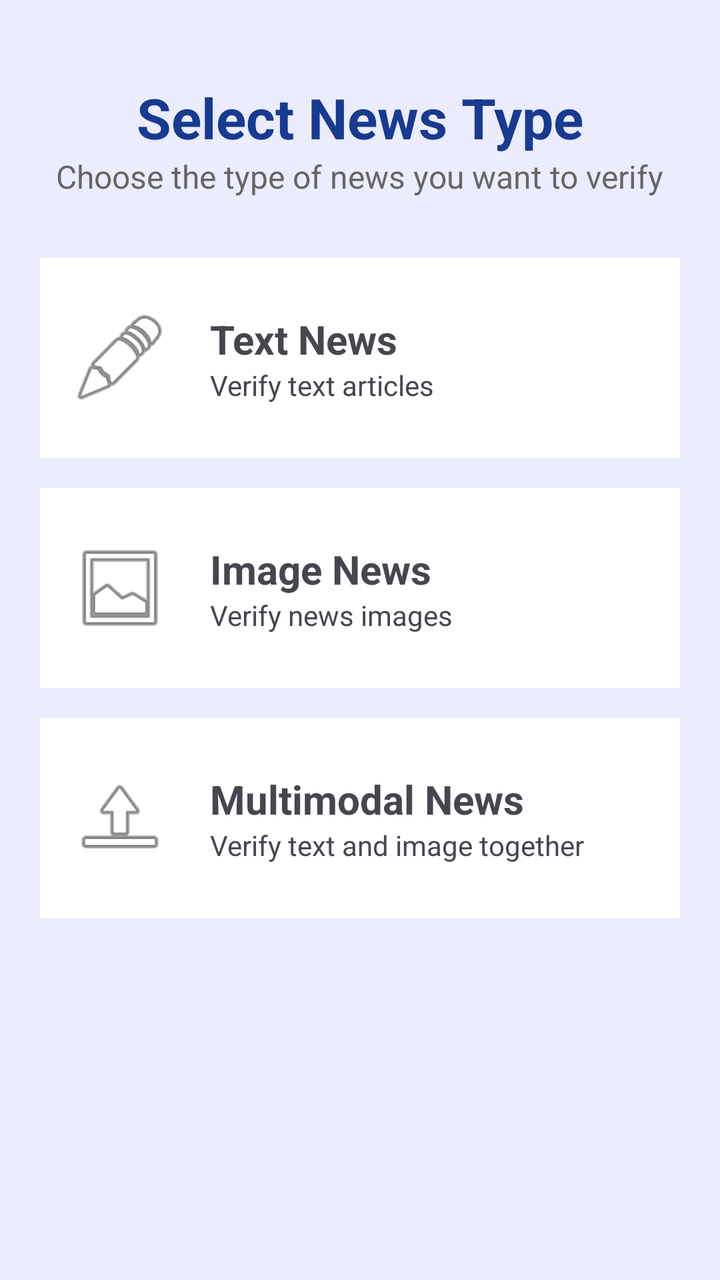
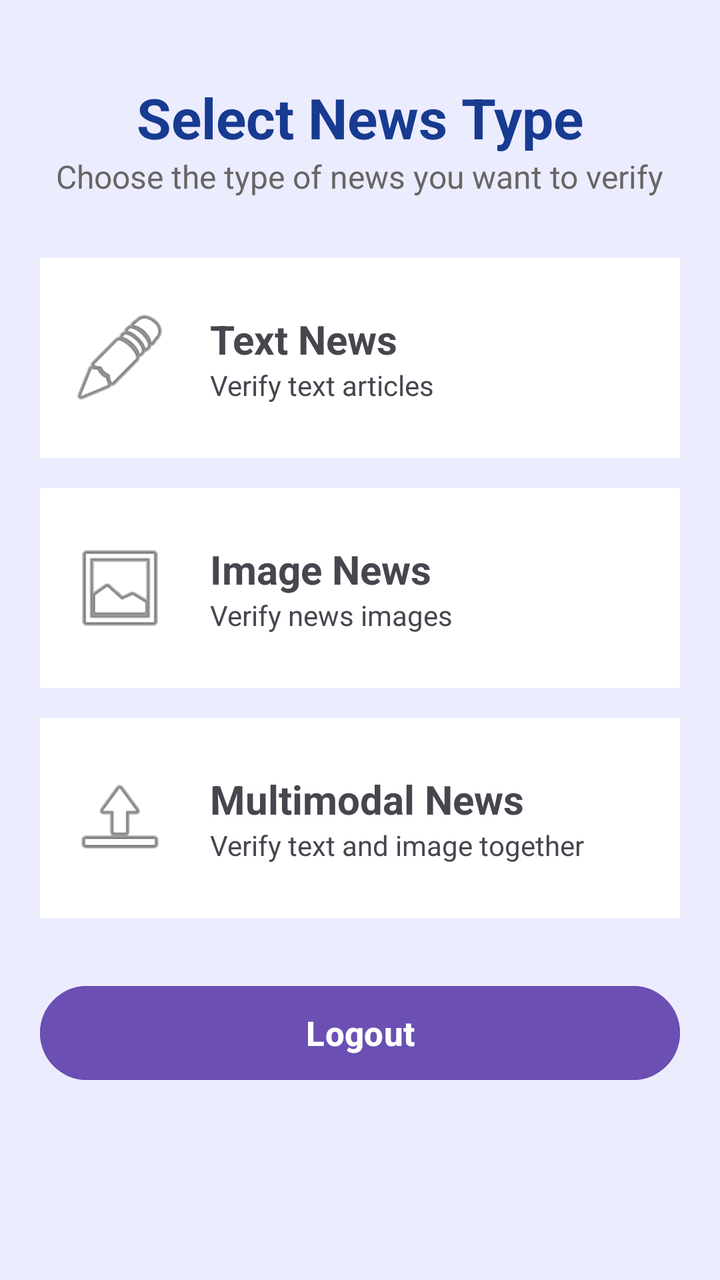

Compare the two renders of this Android layout. The source of the first and the diff that turns it into the second are given below.
<!-- AndroidManifest.xml: application theme Theme.FactX -->
<!-- res/layout/activity_news_type.xml -->
<?xml version="1.0" encoding="utf-8"?>
<LinearLayout xmlns:android="http://schemas.android.com/apk/res/android"
    android:layout_width="match_parent"
    android:layout_height="match_parent"
    android:orientation="vertical"
    android:background="#ECECFF"
    android:padding="20dp">

    

    <TextView
        android:layout_width="wrap_content"
        android:layout_height="wrap_content"
        android:text="Select News Type"
        android:textSize="28sp"
        android:textStyle="bold"
        android:textColor="#173B91"
        android:layout_gravity="center"
        android:layout_marginTop="20dp"/>

    <TextView
        android:layout_width="wrap_content"
        android:layout_height="wrap_content"
        android:text="Choose the type of news you want to verify"
        android:textSize="16sp"
        android:textColor="#666666"
        android:layout_gravity="center"
        android:layout_marginBottom="30dp"/>

    

    <LinearLayout
        android:id="@+id/cardText"
        android:layout_width="match_parent"
        android:layout_height="100dp"
        android:orientation="horizontal"
        android:background="#FFFFFF"
        android:gravity="center_vertical"
        android:padding="15dp"
        android:layout_marginBottom="15dp">

        <ImageView
            android:layout_width="50dp"
            android:layout_height="50dp"
            android:src="@android:drawable/ic_menu_edit"/>

        <LinearLayout
            android:layout_width="wrap_content"
            android:layout_height="wrap_content"
            android:orientation="vertical"
            android:layout_marginStart="20dp">

            <TextView
                android:layout_width="wrap_content"
                android:layout_height="wrap_content"
                android:text="Text News"
                android:textStyle="bold"
                android:textSize="20sp"/>

            <TextView
                android:layout_width="wrap_content"
                android:layout_height="wrap_content"
                android:text="Verify text articles"/>

        </LinearLayout>

    </LinearLayout>

    

    <LinearLayout
        android:id="@+id/cardImage"
        android:layout_width="match_parent"
        android:layout_height="100dp"
        android:orientation="horizontal"
        android:background="#FFFFFF"
        android:gravity="center_vertical"
        android:padding="15dp"
        android:layout_marginBottom="15dp">

        <ImageView
            android:layout_width="50dp"
            android:layout_height="50dp"
            android:src="@android:drawable/ic_menu_gallery"/>

        <LinearLayout
            android:layout_width="wrap_content"
            android:layout_height="wrap_content"
            android:orientation="vertical"
            android:layout_marginStart="20dp">

            <TextView
                android:layout_width="wrap_content"
                android:layout_height="wrap_content"
                android:text="Image News"
                android:textStyle="bold"
                android:textSize="20sp"/>

            <TextView
                android:layout_width="wrap_content"
                android:layout_height="wrap_content"
                android:text="Verify news images"/>

        </LinearLayout>

    </LinearLayout>

    

    <LinearLayout
        android:id="@+id/cardMulti"
        android:layout_width="match_parent"
        android:layout_height="100dp"
        android:orientation="horizontal"
        android:background="#FFFFFF"
        android:gravity="center_vertical"
        android:padding="15dp">

        <ImageView
            android:layout_width="50dp"
            android:layout_height="50dp"
            android:src="@android:drawable/ic_menu_upload"/>

        <LinearLayout
            android:layout_width="wrap_content"
            android:layout_height="wrap_content"
            android:orientation="vertical"
            android:layout_marginStart="20dp">

            <TextView
                android:layout_width="wrap_content"
                android:layout_height="wrap_content"
                android:text="Multimodal News"
                android:textStyle="bold"
                android:textSize="20sp"/>

            <TextView
                android:layout_width="wrap_content"
                android:layout_height="wrap_content"
                android:text="Verify text and image together"/>

        </LinearLayout>

    </LinearLayout>

</LinearLayout>
<!-- resources referenced by this layout -->
<resources>
  <style name="Theme.FactX" parent="Base.Theme.FactX" />
  <style name="Base.Theme.FactX" parent="Theme.Material3.DayNight.NoActionBar">
          
          
      </style>
</resources>

<!-- the commit's change to res/layout/activity_news_type.xml (unified diff, before → after) -->
@@ -1,5 +1,6 @@
 <?xml version="1.0" encoding="utf-8"?>
-<LinearLayout xmlns:android="http://schemas.android.com/apk/res/android"
+<LinearLayout
+    xmlns:android="http://schemas.android.com/apk/res/android"
     android:layout_width="match_parent"
     android:layout_height="match_parent"
     android:orientation="vertical"
@@ -27,6 +28,7 @@
         android:layout_gravity="center"
         android:layout_marginBottom="30dp"/>
 
+
     
 
     <LinearLayout
@@ -42,7 +44,8 @@
         <ImageView
             android:layout_width="50dp"
             android:layout_height="50dp"
-            android:src="@android:drawable/ic_menu_edit"/>
+            android:src="@android:drawable/ic_menu_edit"
+            android:contentDescription="Text News"/>
 
         <LinearLayout
             android:layout_width="wrap_content"
@@ -66,6 +69,7 @@
 
     </LinearLayout>
 
+
     
 
     <LinearLayout
@@ -81,7 +85,8 @@
         <ImageView
             android:layout_width="50dp"
             android:layout_height="50dp"
-            android:src="@android:drawable/ic_menu_gallery"/>
+            android:src="@android:drawable/ic_menu_gallery"
+            android:contentDescription="Image News"/>
 
         <LinearLayout
             android:layout_width="wrap_content"
@@ -105,6 +110,7 @@
 
     </LinearLayout>
 
+
     
 
     <LinearLayout
@@ -114,12 +120,14 @@
         android:orientation="horizontal"
         android:background="#FFFFFF"
         android:gravity="center_vertical"
-        android:padding="15dp">
+        android:padding="15dp"
+        android:layout_marginBottom="20dp">
 
         <ImageView
             android:layout_width="50dp"
             android:layout_height="50dp"
-            android:src="@android:drawable/ic_menu_upload"/>
+            android:src="@android:drawable/ic_menu_upload"
+            android:contentDescription="Multimodal News"/>
 
         <LinearLayout
             android:layout_width="wrap_content"
@@ -143,4 +151,20 @@
 
     </LinearLayout>
 
+
+    
+
+    <Button
+        android:id="@+id/btnLogout"
+        android:layout_width="match_parent"
+        android:layout_height="55dp"
+        android:layout_marginTop="10dp"
+        android:text="Logout"
+        android:textAllCaps="false"
+        android:textSize="17sp"
+        android:textStyle="bold"
+        android:textColor="#FFFFFF"
+        android:backgroundTint="#6B4FB3"/>
+
+
 </LinearLayout>
